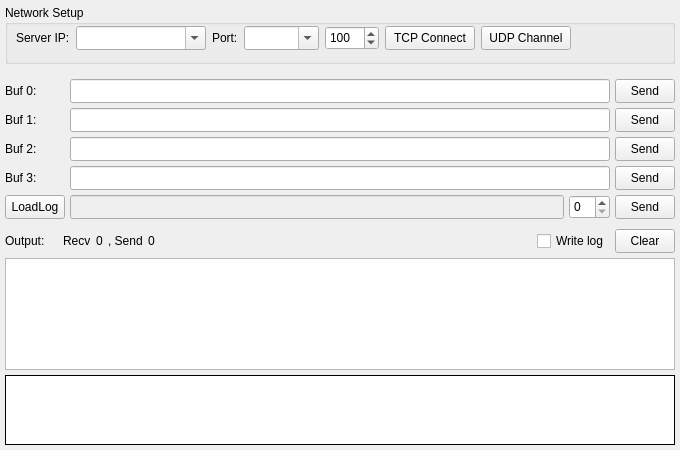
First picture: the form in src/sokit/clientform.ui, repository duwei/sokit, before the edit.
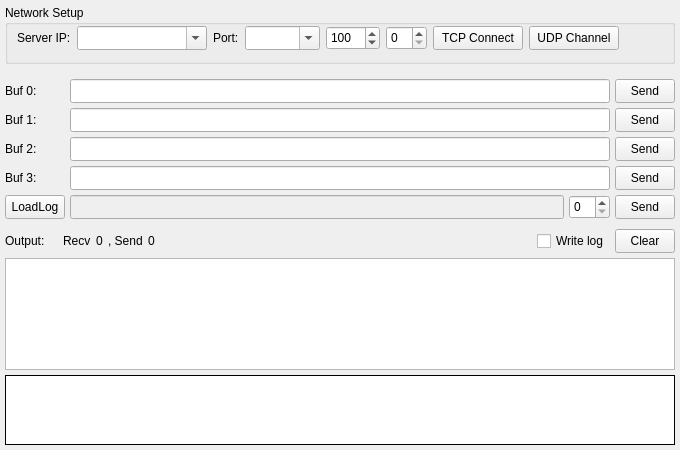
Second picture: the form after the edit.

```diff
--- a/src/sokit/clientform.ui
+++ b/src/sokit/clientform.ui
@@ -64,9 +64,9 @@
      <widget class="QWidget" name="">
       <property name="geometry">
        <rect>
-        <x>11</x>
+        <x>12</x>
         <y>20</y>
-        <width>651</width>
+        <width>637</width>
         <height>26</height>
        </rect>
       </property>
@@ -205,6 +205,25 @@
          </property>
         </widget>
        </item>
+       <item>
+        <widget class="QSpinBox" name="spnConnInterval">
+         <property name="minimumSize">
+          <size>
+           <width>0</width>
+           <height>24</height>
+          </size>
+         </property>
+         <property name="minimum">
+          <number>0</number>
+         </property>
+         <property name="maximum">
+          <number>99</number>
+         </property>
+         <property name="value">
+          <number>0</number>
+         </property>
+        </widget>
+       </item>
        <item>
         <widget class="QToolButton" name="btnTcp">
          <property name="sizePolicy">
```
